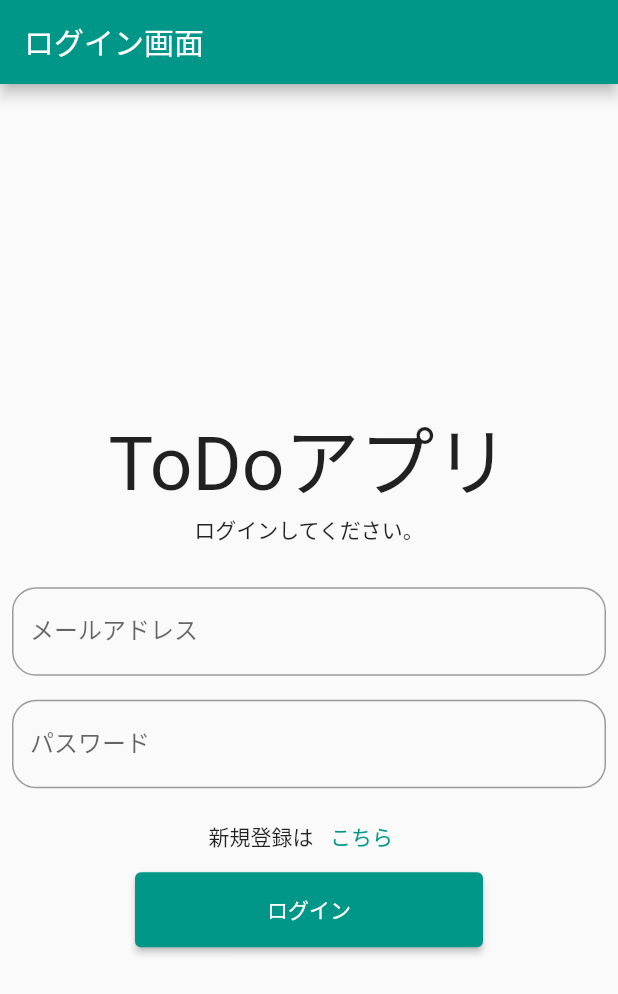
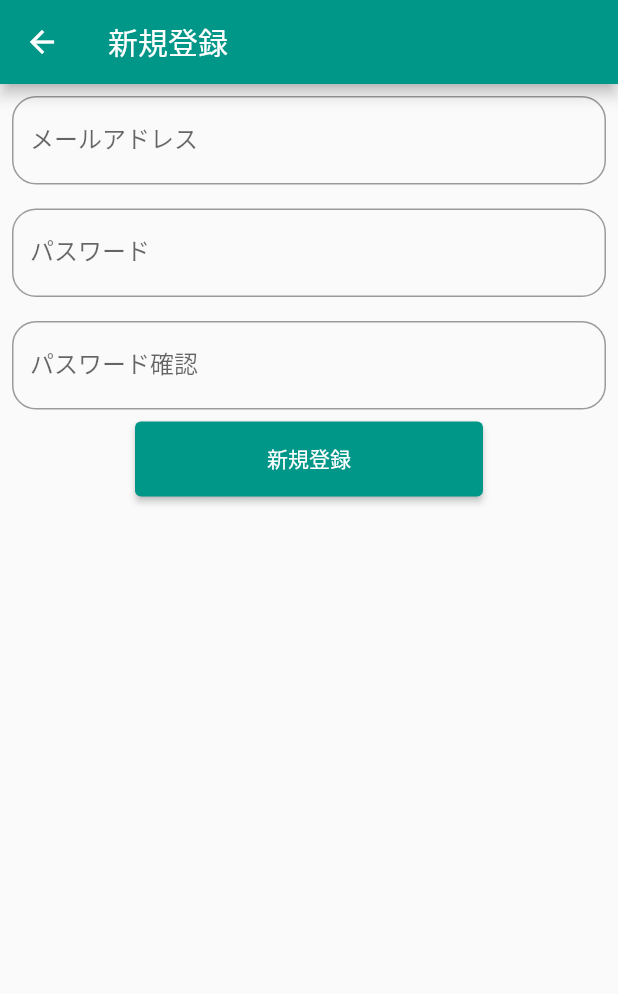
Before and after one commit to sakurakotubaki/Login-Sample, a Flutter app: the screen it shows after launch, after a tap on "こちら", on a phone screen of 412 x 824 dp. Shown: the top 994 px of the screen. Run offline on Flutter 3.47's test engine with Material 2 defaults, Android fonts, the phone set to English and light mode, and no system bars.

Commit message:
登録画面へ画面遷移をできた

```diff
--- a/lib/main.dart
+++ b/lib/main.dart
@@ -1,4 +1,5 @@
 import 'package:flutter/material.dart';
+import 'package:todo/registration.dart';
 
 void main() {
   runApp(const MyApp());
@@ -45,7 +46,9 @@ class MyHomePage extends StatelessWidget {
           CustomTextField(label: "メールアドレス"),
           CustomTextField(label: "パスワード"),
           Row(mainAxisAlignment: MainAxisAlignment.center,
-            children: [Text("新規登録は"), TextButton(onPressed: () {}, child: Text("こちら"),)]),
+            children: [Text("新規登録は"), TextButton(onPressed: () {
+              Navigator.push(context, MaterialPageRoute(builder: (context) => Registration()));
+            }, child: Text("こちら"),)]),
           ElevatedButton(
               onPressed: (){},
               child: Container(
```
